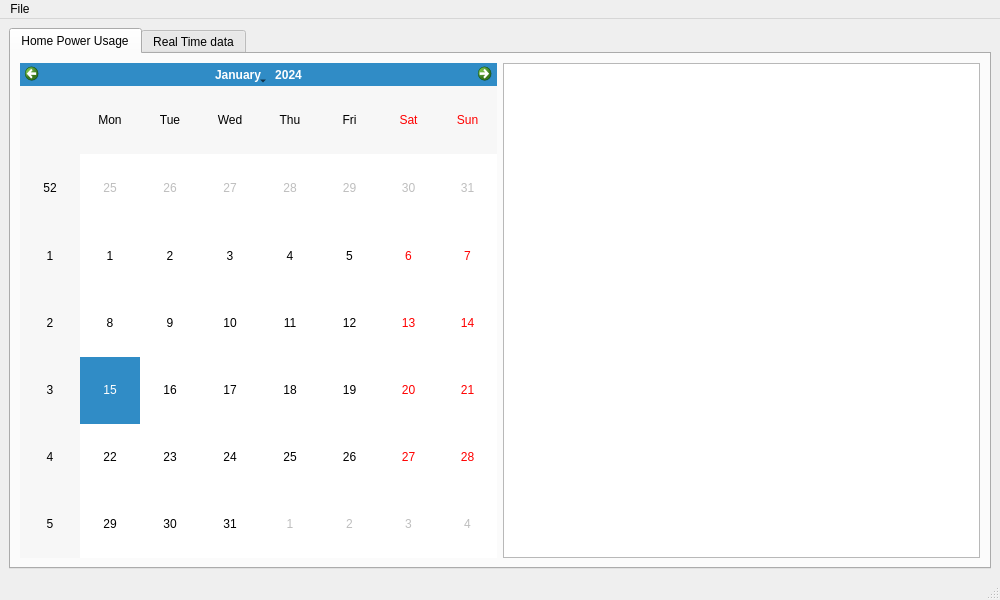
jlesauce/TeleInfoMonitor, file teleinfomonitor/ui/design/main_window.ui: the form before one commit.
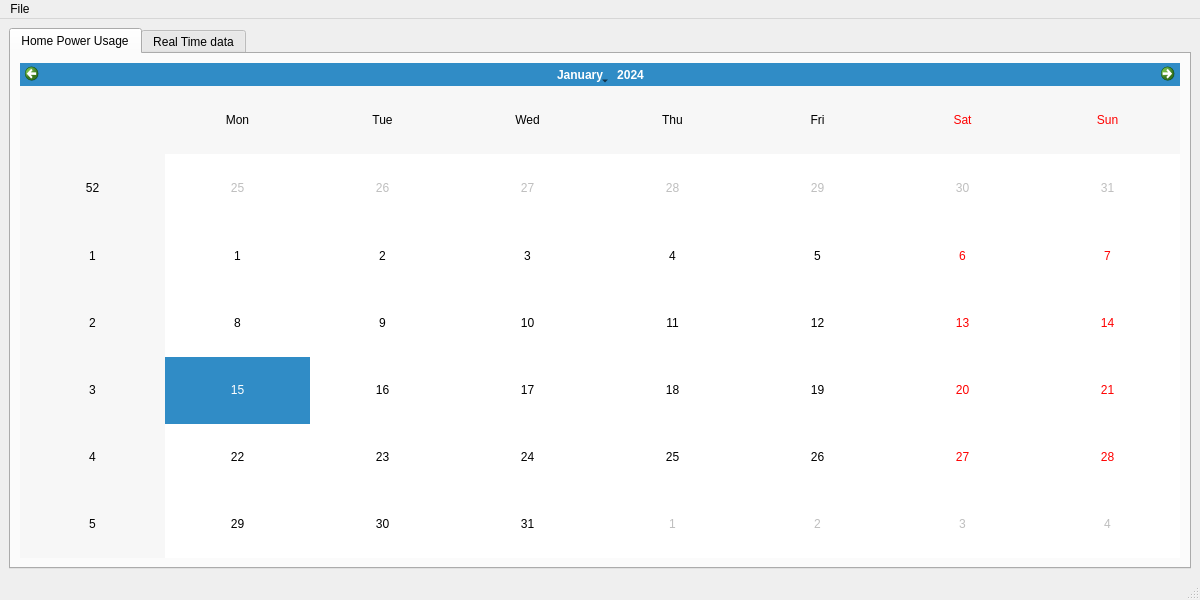
The form after the commit. The open tabs and pages were chosen to show the change.

Commit message: Implement day selected listener

Patch:
```diff
--- a/teleinfomonitor/ui/design/main_window.ui
+++ b/teleinfomonitor/ui/design/main_window.ui
@@ -6,7 +6,7 @@
    <rect>
     <x>0</x>
     <y>0</y>
-    <width>1000</width>
+    <width>1200</width>
     <height>600</height>
    </rect>
   </property>
@@ -30,9 +30,6 @@
           <item>
            <widget class="QCalendarWidget" name="calendar_widget"/>
           </item>
-          <item>
-           <widget class="QGraphicsView" name="selected_day_graphic_view"/>
-          </item>
          </layout>
         </item>
        </layout>
@@ -81,7 +78,7 @@
     <rect>
      <x>0</x>
      <y>0</y>
-     <width>1000</width>
+     <width>1200</width>
      <height>21</height>
     </rect>
    </property>
```
Left out of the diff: 5 changed lines with no effect on the pictures. The commit also changes 5 other files.
